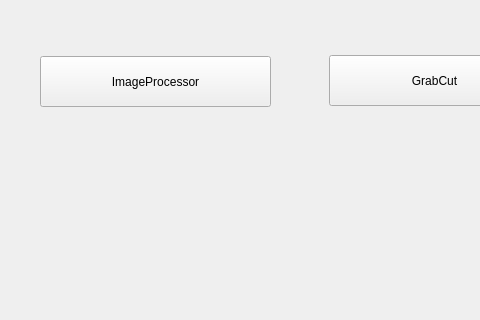
Qt form mainwindow.ui (Hidden61ade/CSC3002_Photo_processor) before a commit; both pictures show x 0 to 480 and y 224 to 544 of the 1000 by 1000 pixel window.
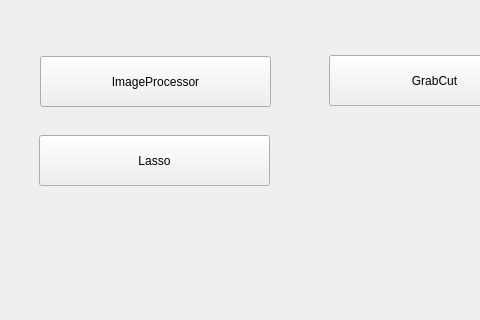
The same form after that commit.

Commit message: Lasso ui框架

The edit to the form file:
```diff
--- a/mainwindow.ui
+++ b/mainwindow.ui
@@ -61,6 +61,19 @@
      <string>GrabCut</string>
     </property>
    </widget>
+   <widget class="QPushButton" name="LassoButton">
+    <property name="geometry">
+     <rect>
+      <x>39</x>
+      <y>359</y>
+      <width>231</width>
+      <height>51</height>
+     </rect>
+    </property>
+    <property name="text">
+     <string>Lasso</string>
+    </property>
+   </widget>
   </widget>
   <widget class="QMenuBar" name="menubar">
    <property name="geometry">
```
The commit also changes 9 other files.
